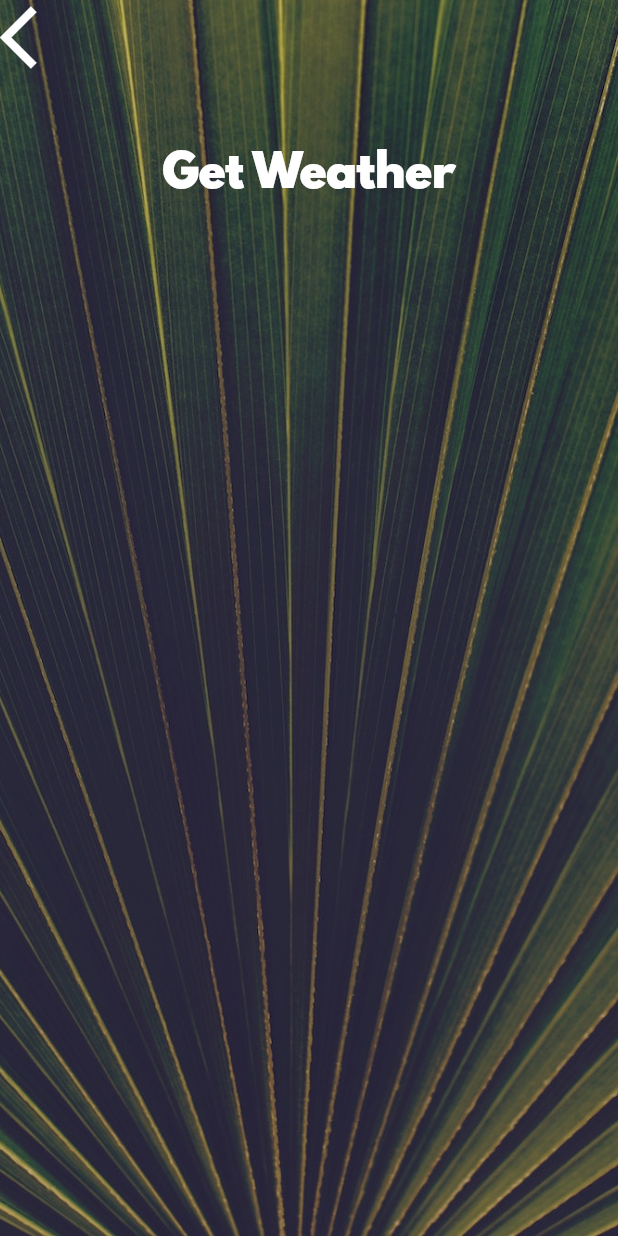
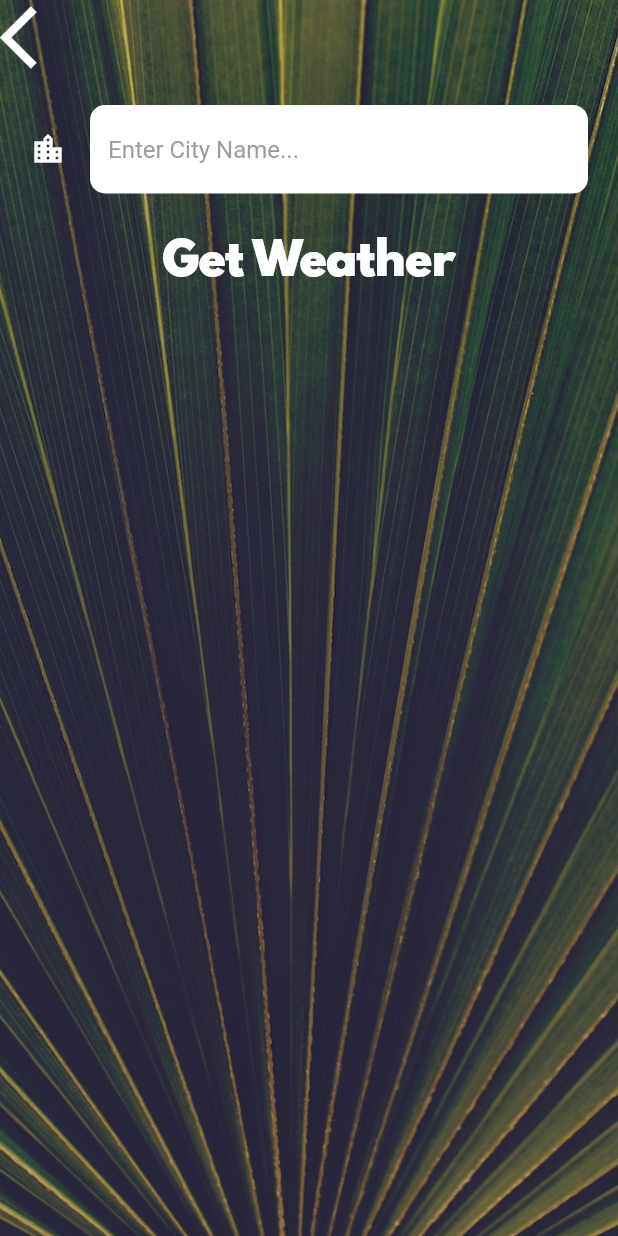
Before and after one commit to abayomiDare/clima, a Flutter app: the CityScreen screen opened directly, on a phone screen of 412 x 824 dp. Run offline on Flutter 3.47's test engine with Material 2 defaults, Android fonts, the phone set to English and light mode, and no system bars; our stand-ins replace flutter_spinkit, geolocator.

Commit message:
update ui

```diff
--- a/lib/screens/city_screen.dart
+++ b/lib/screens/city_screen.dart
@@ -24,7 +24,9 @@ class _CityScreenState extends State<CityScreen> {
               Align(
                 alignment: Alignment.topLeft,
                 child: GestureDetector(
-                  onTap: () {},
+                  onTap: () {
+                    Navigator.pop(context);
+                  },
                   child: const Icon(
                     Icons.arrow_back_ios,
                     size: 50.0,
@@ -33,7 +35,13 @@ class _CityScreenState extends State<CityScreen> {
               ),
               Container(
                 padding: const EdgeInsets.all(20.0),
-                child: null,
+                child: TextField(
+                  style: TextStyle(color: Colors.black),
+                  decoration: kTextFieldDecorationStyle,
+                  onChanged: (value) {
+                    print(value);
+                  },
+                ),
               ),
               GestureDetector(
                 onTap: () {},
--- a/lib/utilities/constants.dart
+++ b/lib/utilities/constants.dart
@@ -18,3 +18,20 @@ const kButtonTextStyle = TextStyle(
 const kConditionTextStyle = TextStyle(
   fontSize: 100.0,
 );
+
+const kTextFieldDecorationStyle = InputDecoration(
+  fillColor: Colors.white,
+  filled: true,
+  hintText: 'Enter City Name...',
+  hintStyle: TextStyle(color: Colors.grey),
+  icon: Icon(
+    Icons.location_city,
+    color: Colors.white,
+  ),
+  border: OutlineInputBorder(
+    borderSide: BorderSide.none,
+    borderRadius: BorderRadius.all(
+      Radius.circular(10.0),
+    ),
+  ),
+);
--- a/pubspec.yaml
+++ b/pubspec.yaml
@@ -19,7 +19,7 @@ dependencies:
   cupertino_icons: ^1.0.2
   geolocator: ^9.0.2
   http: ^0.13.5
-
+  flutter_spinkit: ^5.1.0
 
 
 dev_dependencies:
```
Also changed, not shown: lib/screens/loading_screen.dart (+19 -23 lines), lib/screens/location_screen.dart (+45 -8 lines), lib/services/networking.dart (+17 -0 lines), lib/services/weather.dart (+16 -0 lines), pubspec.lock.
